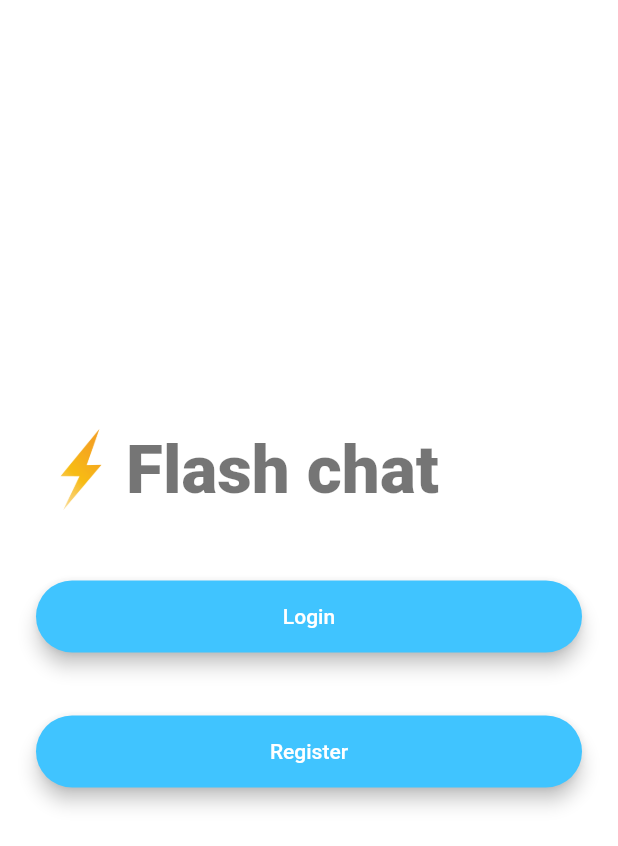
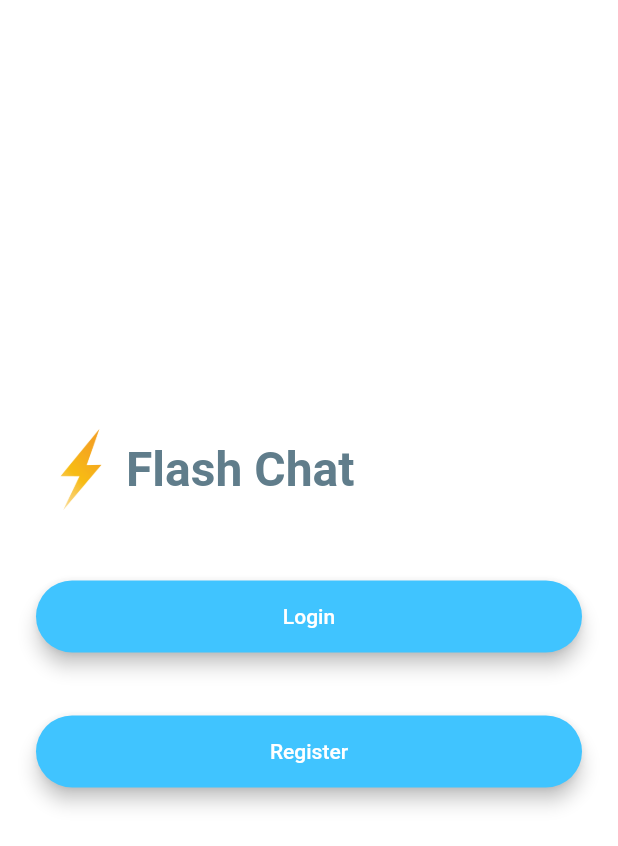
Before and after one commit to mayhim182/flashchat, a Flutter app: the screen it shows after launch, on a phone screen of 412 x 824 dp. Shown: the top 846 px of the screen. Run offline on Flutter 3.47's test engine with Material 2 defaults, Android fonts, the phone set to English and light mode, and no system bars; drawn by our look-alikes of animated_text_kit.

Commit message:
added animations

```diff
--- a/lib/screens/welcome_screen.dart
+++ b/lib/screens/welcome_screen.dart
@@ -1,6 +1,7 @@
 import 'package:flashchatingapp/screens/registration_screen.dart';
 import 'package:flutter/material.dart';
 import 'login_screen.dart';
+import 'package:animated_text_kit/animated_text_kit.dart';
 
 class WelcomeScreen extends StatefulWidget {
   // const WelcomeScreen({Key? key}) : super(key: key);
@@ -56,14 +57,21 @@ class _WelcomeScreenState extends State<WelcomeScreen> with SingleTickerProvider
                     height: 60.0,
                   ),
                 ),
-                Text(
-                  'Flash chat',
-                  style: TextStyle(
-                    fontSize: 45.0,
-                    fontWeight: FontWeight.w900,
-                    color: Colors.black54,
-                  ),
-                ),
+                AnimatedTextKit(
+                    animatedTexts: [
+                      TypewriterAnimatedText(
+                        'Flash Chat',
+                        textStyle: const TextStyle(
+                          fontSize: 32.0,
+                          fontWeight: FontWeight.bold,
+                          color: Colors.blueGrey
+                        ),
+                        speed: const Duration(milliseconds: 200)
+                      )
+                    ],
+                  totalRepeatCount: 4,
+                  pause: const Duration(milliseconds: 100),
+                )
               ],
             ),
             SizedBox(
--- a/pubspec.yaml
+++ b/pubspec.yaml
@@ -35,6 +35,7 @@ dependencies:
   # The following adds the Cupertino Icons font to your application.
   # Use with the CupertinoIcons class for iOS style icons.
   cupertino_icons: ^1.0.2
+  animated_text_kit: ^4.2.2
 
 dev_dependencies:
   flutter_test:
```
Also changed, not shown: pubspec.lock.
